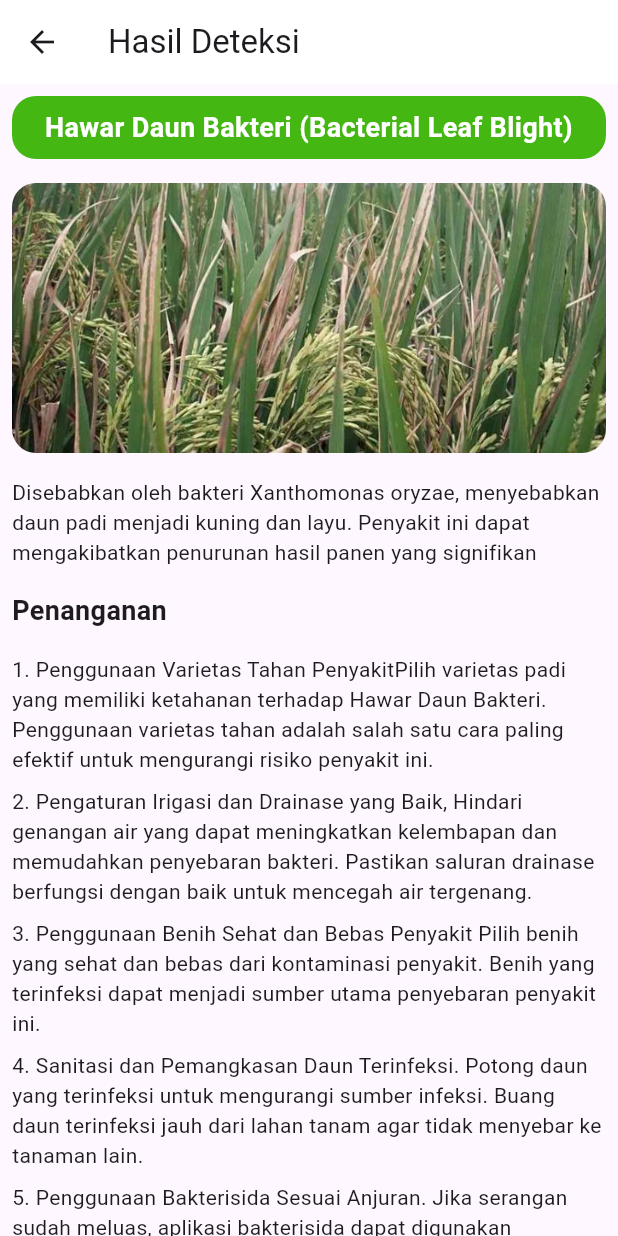
After one commit to dodichakill/higrolyn, a Flutter app: the DetailCardHistoryScreen screen opened directly, on a phone screen of 412 x 824 dp. The commit adds this screen. Run offline on Flutter 3.47's test engine with Material 3 defaults, Android fonts, the light colour scheme and no system bars; our stand-ins replace another_flutter_splash_screen, awesome_snackbar_content, camera, dio, flutter_gemini, flutter_onboarding_slider and 5 more; missing offline and left inert: image_field; accounts and stored records are empty; network calls fail; project files that could hold a hidden picture were left out.

Commit message:
feat(detection): add UI history scan

```diff
--- a/lib/api/community_service.dart
+++ b/lib/api/community_service.dart
@@ -209,7 +209,6 @@ class CommunityService {
 
   Future<String> fetchAddQuestion(FormData formData) async {
     final token = await AuthService().getToken();
-    print(formData);
     try {
       final response = await _dio.post(
         '$baseUrl/question/new/',
--- a/lib/views/farmer/comunity/add_question.dart
+++ b/lib/views/farmer/comunity/add_question.dart
@@ -43,8 +43,8 @@ class AddQuestion extends StatelessWidget {
       await CommunityService().fetchAddQuestion(formData).whenComplete(() {
         pushWithoutNavBar(context,
             MaterialPageRoute(builder: (context) => const CommunityScreen()));
-        showCustomSnackbar(context, "Berhasil Diperbarui",
-            "Jawaban Anda Berhasil Diperbarui!", ContentType.success);
+        showCustomSnackbar(context, "Berhasil Ditambahkan",
+            "Pertanyaan Anda Berhasil Ditambahkan!", ContentType.success);
       });
     }
   }
--- /dev/null
+++ b/lib/views/farmer/detection/detail_card_history_screen.dart
@@ -0,0 +1,156 @@
+import 'package:agrolyn/providers/menu_notifier.dart';
+import 'package:agrolyn/shared/constants.dart';
+import 'package:agrolyn/utils/assets_path.dart';
+import 'package:agrolyn/widgets/menu.dart';
+import 'package:flutter/material.dart';
+import 'package:persistent_bottom_nav_bar_v2/persistent_bottom_nav_bar_v2.dart';
+import 'package:provider/provider.dart';
+
+class DetailCardHistoryScreen extends StatelessWidget {
+  List<String> list = [
+    "Penggunaan Varietas Tahan PenyakitPilih varietas padi yang memiliki ketahanan terhadap Hawar Daun Bakteri. Penggunaan varietas tahan adalah salah satu cara paling efektif untuk mengurangi risiko penyakit ini.",
+    "Pengaturan Irigasi dan Drainase yang Baik, Hindari genangan air yang dapat meningkatkan kelembapan dan memudahkan penyebaran bakteri. Pastikan saluran drainase berfungsi dengan baik untuk mencegah air tergenang.",
+    "Penggunaan Benih Sehat dan Bebas Penyakit Pilih benih yang sehat dan bebas dari kontaminasi penyakit. Benih yang terinfeksi dapat menjadi sumber utama penyebaran penyakit ini.",
+    "Sanitasi dan Pemangkasan Daun Terinfeksi. Potong daun yang terinfeksi untuk mengurangi sumber infeksi. Buang daun terinfeksi jauh dari lahan tanam agar tidak menyebar ke tanaman lain.",
+    "Penggunaan Bakterisida Sesuai Anjuran. Jika serangan sudah meluas, aplikasi bakterisida dapat digunakan"
+  ];
+
+  DetailCardHistoryScreen({super.key});
+
+  @override
+  Widget build(BuildContext context) {
+    return Scaffold(
+        appBar: AppBar(
+          title: const Text("Hasil Deteksi"),
+          backgroundColor: Colors.white,
+          elevation: 0,
+        ),
+        body: ChangeNotifierProvider(
+            create: (_) => MenuNotifier(context: context),
+            child: Consumer<MenuNotifier>(
+                builder: (context, value, child) => SafeArea(
+                      bottom: false,
+                      child: SingleChildScrollView(
+                          padding: const EdgeInsets.only(bottom: 20),
+                          child: Padding(
+                            padding: const EdgeInsets.all(8.0),
+                            child: Column(
+                                crossAxisAlignment: CrossAxisAlignment.start,
+                                children: [
+                                  Container(
+                                    width: double.infinity,
+                                    padding: const EdgeInsets.all(8),
+                                    decoration: BoxDecoration(
+                                        borderRadius: BorderRadius.circular(16),
+                                        color: MyColors.primaryColorDark),
+                                    child: const Text(
+                                        "Hawar Daun Bakteri (Bacterial Leaf Blight)",
+                                        textAlign: TextAlign.center,
+                                        style: TextStyle(
+                                            fontWeight: FontWeight.w600,
+                                            fontSize: 18,
+                                            color: Colors.white)),
+                                  ),
+                                  const SizedBox(
+                                    height: 16,
+                                  ),
+                                  ClipRRect(
+                                    borderRadius: BorderRadius.circular(16),
+                                    child: Image.asset(
+                                      ImageAssets.dummyResult,
+                                      width: double.infinity,
+                                      height: 180,
+                                      fit: BoxFit.cover,
+                                    ),
+                                  ),
+                                  const SizedBox(
+                                    height: 16,
+                                  ),
+                                  const Text(
+                                      'Disebabkan oleh bakteri Xanthomonas oryzae, menyebabkan daun padi menjadi kuning dan layu. Penyakit ini dapat mengakibatkan penurunan hasil panen yang signifikan'),
+                                  const SizedBox(
+                                    height: 16,
+                                  ),
+                                  const Text(
+                                    "Penanganan",
+                                    style: TextStyle(
+                                        fontWeight: FontWeight.w600,
+                                        fontSize: 18),
+                                  ),
+                                  const SizedBox(
+                                    height: 16,
+                                  ),
+                                  ListView.builder(
+                                    shrinkWrap: true,
+                                    itemCount: list.length,
+                                    itemBuilder: (BuildContext ctx, int index) {
+                                      return Container(
+                                          margin:
+                                              const EdgeInsets.only(bottom: 8),
+                                          child: Text(
+                                              "${index + 1}. ${list[index]}"));
+                                    },
+                                  ),
+                                  const SizedBox(
+                                    height: 16,
+                                  ),
+                                  ElevatedButton(
+                                      style: ButtonStyle(
+                                        minimumSize: WidgetStateProperty.all(
+                                            const Size(double.maxFinite, 50)),
+                                        backgroundColor:
+                                            WidgetStateProperty.all(
+                                                MyColors.primaryColorDark),
+                                        foregroundColor:
+                                            WidgetStateProperty.all(
+                                                Colors.white),
+                                      ),
+                                      onPressed: () {
+                                        PersistentTabController toPage =
+                                            PersistentTabController(
+                                                initialIndex: 3);
+                                        pushWithNavBar(
+                                            context,
+                                            MaterialPageRoute(
+                                                builder: (context) =>
+                                                    Menu(page: toPage)));
+                                      },
+                                      child: const Text(
+                                          "Diskusikan Lebih lanjut di Komunitas",
+                                          style: TextStyle(
+                                              fontWeight: FontWeight.w600,
+                                              fontSize: 16))),
+                                  const SizedBox(
+                                    height: 8,
+                                  ),
+                                  ElevatedButton(
+                                      style: ButtonStyle(
+                                        minimumSize: WidgetStateProperty.all(
+                                            const Size(double.maxFinite, 50)),
+                                        backgroundColor:
+                                            WidgetStateProperty.all(
+                                                Colors.white),
+                                        foregroundColor:
+                                            WidgetStateProperty.all(
+                                                MyColors.primaryColorDark),
+                                        side: WidgetStateProperty.all(
+                                            const BorderSide(
+                                                width: 1,
+                                                color:
+                                                    MyColors.primaryColorDark)),
+                                      ),
+                                      onPressed: () {
+                                        pushWithNavBar(
+                                            context,
+                                            MaterialPageRoute(
+                                                builder: (context) => Menu()));
+                                      },
+                                      child: const Text("Kembali Ke Beranda",
+                                          style: TextStyle(
+                                              fontWeight: FontWeight.w600,
+                                              fontSize: 16)))
+                                ]),
+                          )),
+                    ))));
+  }
+}
```
Also changed, not shown: lib/api/detection_ext_service.dart (added, +194 -0 lines), lib/api/detection_service.dart (added, +198 -0 lines), lib/views/farmer/detection/card_history.dart (added, +78 -0 lines), lib/views/farmer/detection/detection_screen.dart (+43 -0 lines), lib/views/farmer/detection/history_scan_screen.dart (added, +49 -0 lines).
